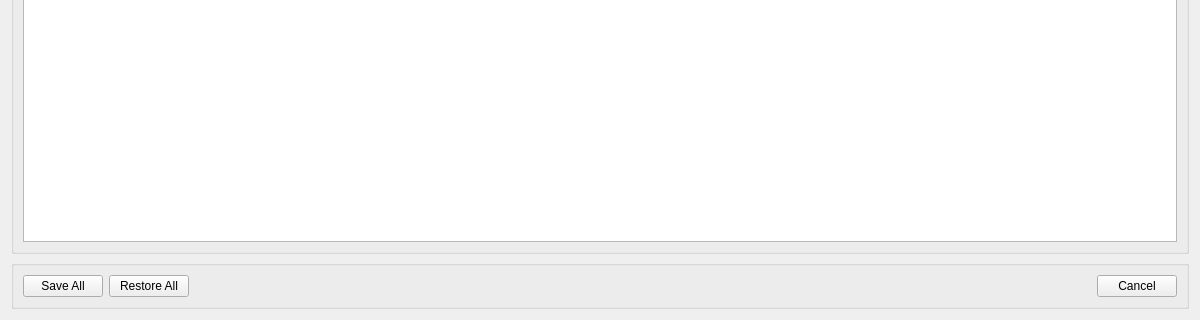
Above: modules/gui/qt/ui/extmetamanager.ui from ASantosVal/vlc before the change; both pictures show x 0 to 1200 and y 380 to 700 of the 1200 by 700 pixel window. Below: the same form after it.
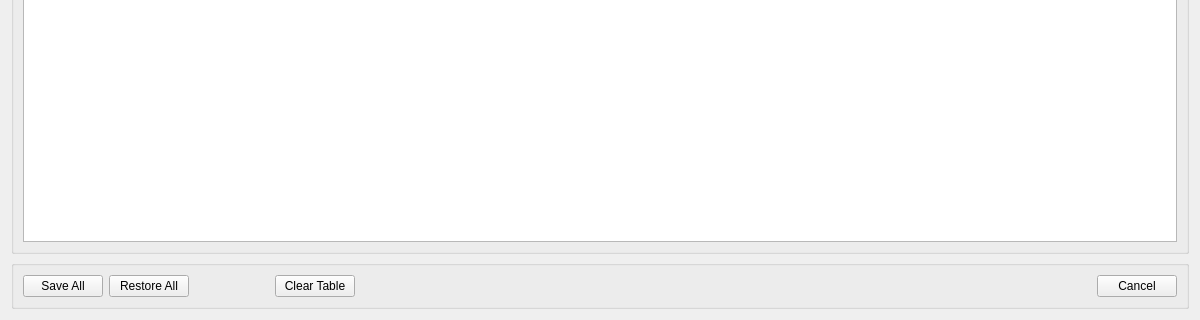
That is the form after the change.

Commit message: Better table clear and row insertion

What changed in the file:
```diff
--- a/modules/gui/qt/ui/extmetamanager.ui
+++ b/modules/gui/qt/ui/extmetamanager.ui
@@ -156,6 +156,29 @@
         </property>
        </widget>
       </item>
+      <item>
+       <spacer name="horizontalSpacer_2">
+        <property name="orientation">
+         <enum>Qt::Horizontal</enum>
+        </property>
+        <property name="sizeType">
+         <enum>QSizePolicy::Preferred</enum>
+        </property>
+        <property name="sizeHint" stdset="0">
+         <size>
+          <width>80</width>
+          <height>20</height>
+         </size>
+        </property>
+       </spacer>
+      </item>
+      <item>
+       <widget class="QPushButton" name="pushButton_clearTable">
+        <property name="text">
+         <string>Clear Table</string>
+        </property>
+       </widget>
+      </item>
       <item>
        <spacer name="horizontalSpacer">
         <property name="orientation">
```
The commit also changes 1 other file.
